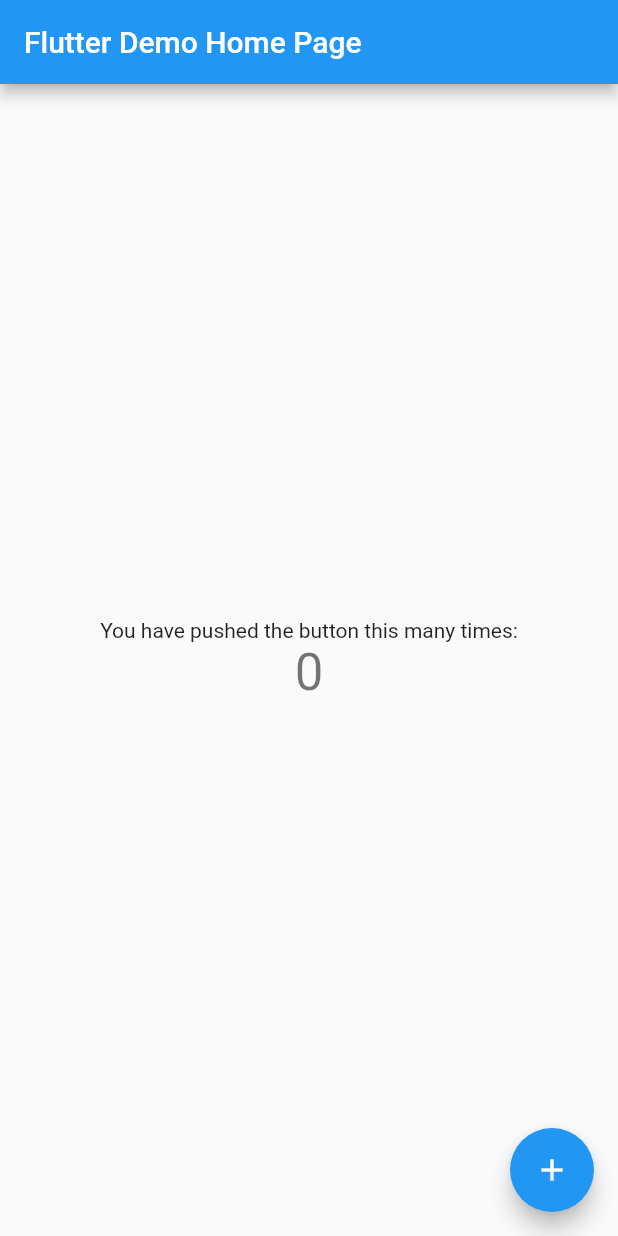
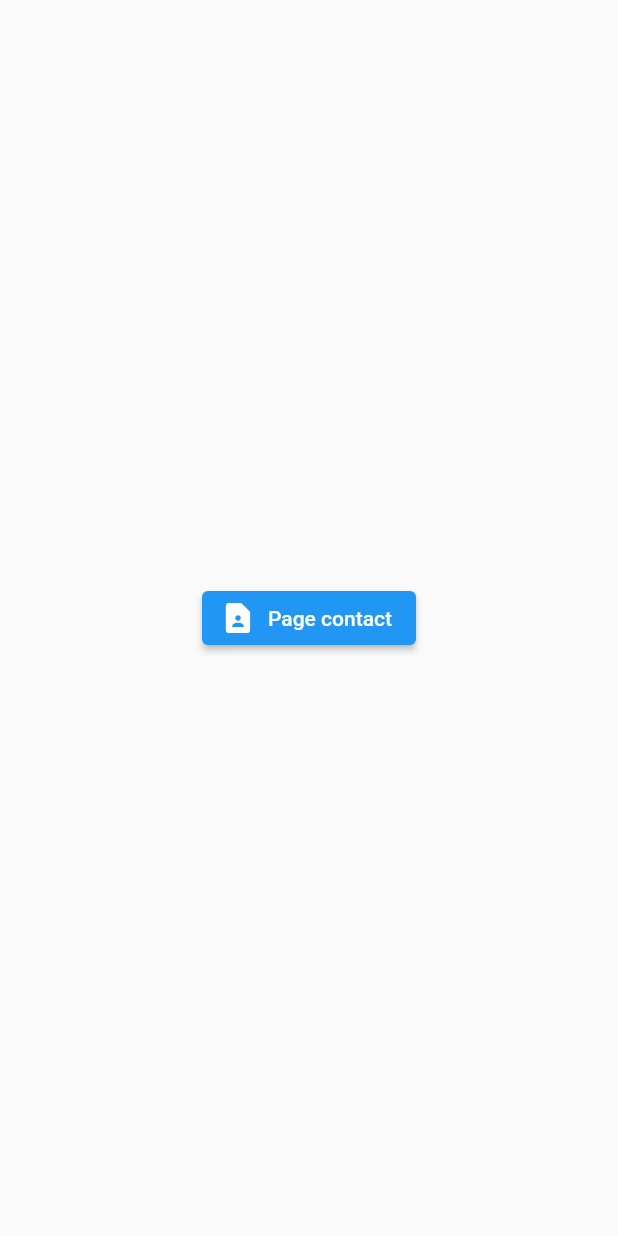
Before and after one commit to AboubacarKamara/ma_petite_planete_demo, a Flutter app: the screen it shows after launch, on a phone screen of 412 x 824 dp. Run offline on Flutter 3.47's test engine with Material 2 defaults, Android fonts, the phone set to English and light mode, and no system bars.

Commit message:
ajout bouton page contact

```diff
--- a/lib/main.dart
+++ b/lib/main.dart
@@ -13,15 +13,6 @@
     return MaterialApp(
       title: 'Flutter Demo',
       theme: ThemeData(
-        // This is the theme of your application.
-        //
-        // Try running your application with "flutter run". You'll see the
-        // application has a blue toolbar. Then, without quitting the app, try
-        // changing the primarySwatch below to Colors.green and then invoke
-        // "hot reload" (press "r" in the console where you ran "flutter run",
-        // or simply save your changes to "hot reload" in a Flutter IDE).
-        // Notice that the counter didn't reset back to zero; the application
-        // is not restarted.
         primarySwatch: Colors.blue,
       ),
       home: const MyHomePage(title: 'Flutter Demo Home Page'),
@@ -31,16 +22,6 @@
 
 class MyHomePage extends StatefulWidget {
   const MyHomePage({super.key, required this.title});
-
-  // This widget is the home page of your application. It is stateful, meaning
-  // that it has a State object (defined below) that contains fields that affect
-  // how it looks.
-
-  // This class is the configuration for the state. It holds the values (in this
-  // case the title) provided by the parent (in this case the App widget) and
-  // used by the build method of the State. Fields in a Widget subclass are
-  // always marked "final".
-
   final String title;
 
   @override
@@ -48,68 +29,26 @@
 }
 
 class _MyHomePageState extends State<MyHomePage> {
-  int _counter = 0;
 
-  void _incrementCounter() {
-    setState(() {
-      // This call to setState tells the Flutter framework that something has
-      // changed in this State, which causes it to rerun the build method below
-      // so that the display can reflect the updated values. If we changed
-      // _counter without calling setState(), then the build method would not be
-      // called again, and so nothing would appear to happen.
-      _counter++;
-    });
+  void redirect(){
+    print("Bouton cliqué");
   }
 
   @override
   Widget build(BuildContext context) {
-    // This method is rerun every time setState is called, for instance as done
-    // by the _incrementCounter method above.
-    //
-    // The Flutter framework has been optimized to make rerunning build methods
-    // fast, so that you can just rebuild anything that needs updating rather
-    // than having to individually change instances of widgets.
     return Scaffold(
-      appBar: AppBar(
-        // Here we take the value from the MyHomePage object that was created by
-        // the App.build method, and use it to set our appbar title.
-        title: Text(widget.title),
-      ),
       body: Center(
-        // Center is a layout widget. It takes a single child and positions it
-        // in the middle of the parent.
         child: Column(
-          // Column is also a layout widget. It takes a list of children and
-          // arranges them vertically. By default, it sizes itself to fit its
-          // children horizontally, and tries to be as tall as its parent.
-          //
-          // Invoke "debug painting" (press "p" in the console, choose the
-          // "Toggle Debug Paint" action from the Flutter Inspector in Android
-          // Studio, or the "Toggle Debug Paint" command in Visual Studio Code)
-          // to see the wireframe for each widget.
-          //
-          // Column has various properties to control how it sizes itself and
-          // how it positions its children. Here we use mainAxisAlignment to
-          // center the children vertically; the main axis here is the vertical
-          // axis because Columns are vertical (the cross axis would be
-          // horizontal).
           mainAxisAlignment: MainAxisAlignment.center,
           children: <Widget>[
-            const Text(
-              'You have pushed the button this many times:',
-            ),
-            Text(
-              '$_counter',
-              style: Theme.of(context).textTheme.headline4,
-            ),
+            ElevatedButton.icon(
+              icon:  const Icon(Icons.contact_page),
+              onPressed: redirect,
+              label: const Text("Page contact")
+            )
           ],
         ),
       ),
-      floatingActionButton: FloatingActionButton(
-        onPressed: _incrementCounter,
-        tooltip: 'Increment',
-        child: const Icon(Icons.add),
-      ), // This trailing comma makes auto-formatting nicer for build methods.
     );
   }
 }
```
